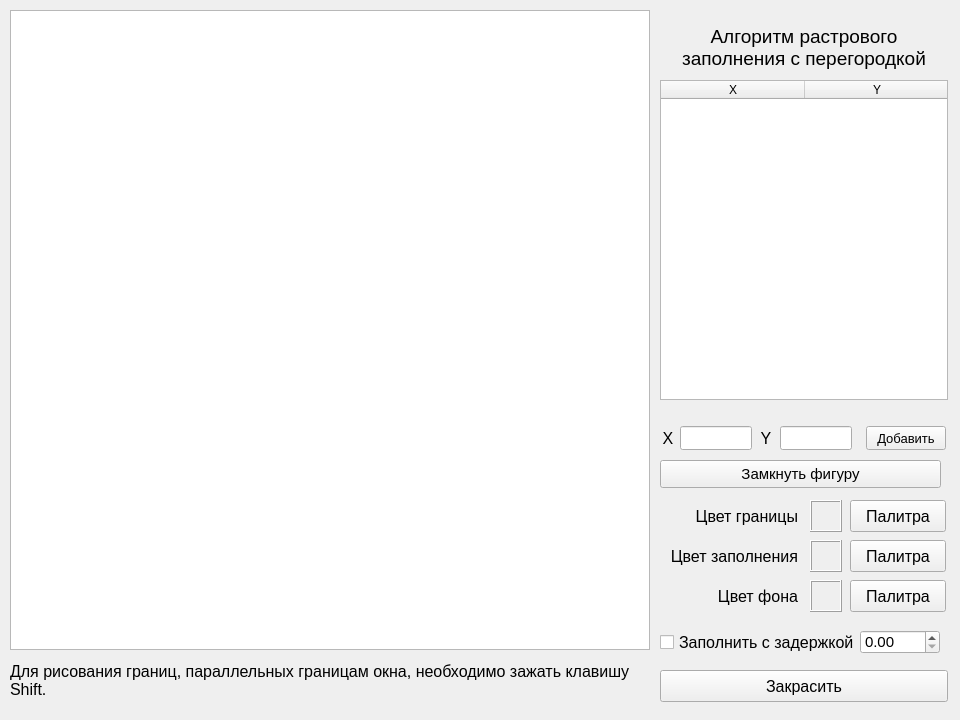
Above: antsor/lab_05/mainwindow.ui from SGCube/IU7-Computer-Graphics before the change. Below: the same form after it.
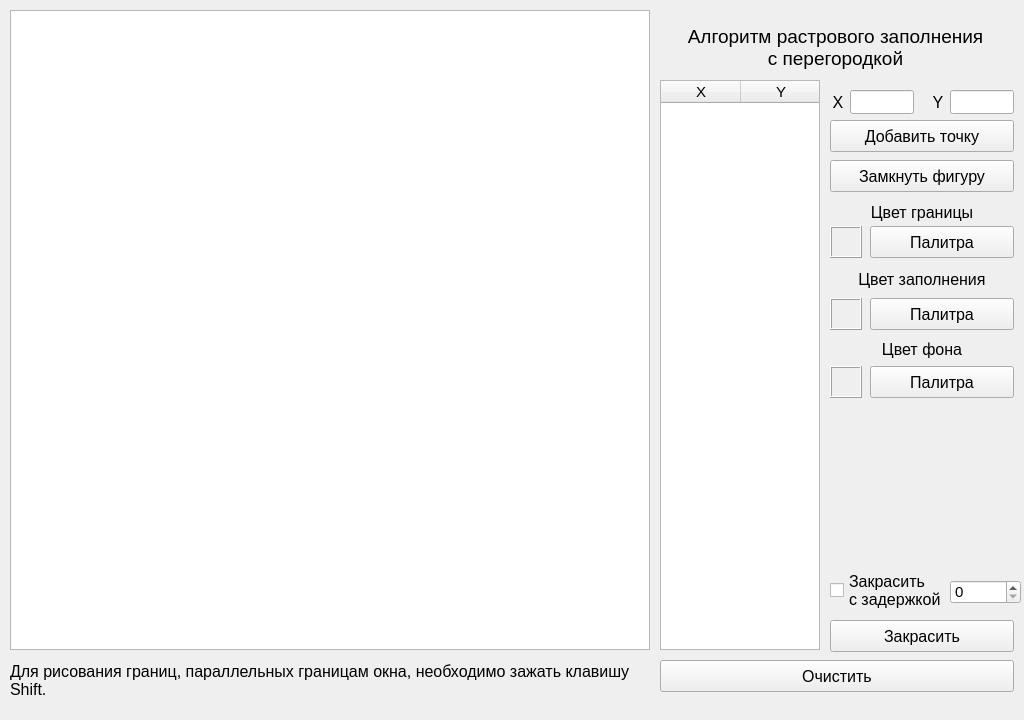
That is the form after the change.

The edit to the form file:
```diff
--- a/antsor/lab_05/mainwindow.ui
+++ b/antsor/lab_05/mainwindow.ui
@@ -6,7 +6,7 @@
    <rect>
     <x>0</x>
     <y>0</y>
-    <width>960</width>
+    <width>1024</width>
     <height>720</height>
    </rect>
   </property>
@@ -38,7 +38,7 @@
      <rect>
       <x>660</x>
       <y>20</y>
-      <width>288</width>
+      <width>351</width>
       <height>54</height>
      </rect>
     </property>
@@ -48,8 +48,8 @@
      </font>
     </property>
     <property name="text">
-     <string>Алгоритм растрового
-заполнения с перегородкой</string>
+     <string>Алгоритм растрового заполнения
+с перегородкой</string>
     </property>
     <property name="alignment">
      <set>Qt::AlignCenter</set>
@@ -58,9 +58,9 @@
    <widget class="QLabel" name="labelEdge">
     <property name="geometry">
      <rect>
-      <x>670</x>
-      <y>504</y>
-      <width>128</width>
+      <x>830</x>
+      <y>200</y>
+      <width>184</width>
       <height>24</height>
      </rect>
     </property>
@@ -73,15 +73,15 @@
      <string>Цвет границы</string>
     </property>
     <property name="alignment">
-     <set>Qt::AlignRight|Qt::AlignTrailing|Qt::AlignVCenter</set>
+     <set>Qt::AlignCenter</set>
     </property>
    </widget>
    <widget class="QLabel" name="labelFill">
     <property name="geometry">
      <rect>
-      <x>670</x>
-      <y>544</y>
-      <width>128</width>
+      <x>830</x>
+      <y>267</y>
+      <width>184</width>
       <height>24</height>
      </rect>
     </property>
@@ -94,15 +94,15 @@
      <string>Цвет заполнения</string>
     </property>
     <property name="alignment">
-     <set>Qt::AlignRight|Qt::AlignTrailing|Qt::AlignVCenter</set>
+     <set>Qt::AlignCenter</set>
     </property>
    </widget>
    <widget class="QLabel" name="labelBg">
     <property name="geometry">
      <rect>
-      <x>670</x>
-      <y>584</y>
-      <width>128</width>
+      <x>830</x>
+      <y>337</y>
+      <width>184</width>
       <height>24</height>
      </rect>
     </property>
@@ -115,14 +115,14 @@
      <string>Цвет фона</string>
     </property>
     <property name="alignment">
-     <set>Qt::AlignRight|Qt::AlignTrailing|Qt::AlignVCenter</set>
+     <set>Qt::AlignCenter</set>
     </property>
    </widget>
    <widget class="QLabel" name="colorEdge">
     <property name="geometry">
      <rect>
-      <x>810</x>
-      <y>500</y>
+      <x>830</x>
+      <y>226</y>
       <width>32</width>
       <height>32</height>
      </rect>
@@ -140,8 +140,8 @@
    <widget class="QLabel" name="colorFill">
     <property name="geometry">
      <rect>
-      <x>810</x>
-      <y>540</y>
+      <x>830</x>
+      <y>298</y>
       <width>32</width>
       <height>32</height>
      </rect>
@@ -159,8 +159,8 @@
    <widget class="QLabel" name="colorBg">
     <property name="geometry">
      <rect>
-      <x>810</x>
-      <y>580</y>
+      <x>830</x>
+      <y>366</y>
       <width>32</width>
       <height>32</height>
      </rect>
@@ -178,9 +178,9 @@
    <widget class="QPushButton" name="palEdgeBtn">
     <property name="geometry">
      <rect>
-      <x>850</x>
-      <y>500</y>
-      <width>96</width>
+      <x>870</x>
+      <y>226</y>
+      <width>144</width>
       <height>32</height>
      </rect>
     </property>
@@ -196,9 +196,9 @@
    <widget class="QPushButton" name="palFillBtn">
     <property name="geometry">
      <rect>
-      <x>850</x>
-      <y>540</y>
-      <width>96</width>
+      <x>870</x>
+      <y>298</y>
+      <width>144</width>
       <height>32</height>
      </rect>
     </property>
@@ -214,9 +214,9 @@
    <widget class="QPushButton" name="palBgBtn">
     <property name="geometry">
      <rect>
-      <x>850</x>
-      <y>580</y>
-      <width>96</width>
+      <x>870</x>
+      <y>366</y>
+      <width>144</width>
       <height>32</height>
      </rect>
     </property>
@@ -232,9 +232,9 @@
    <widget class="QPushButton" name="fillButton">
     <property name="geometry">
      <rect>
-      <x>660</x>
-      <y>670</y>
-      <width>288</width>
+      <x>830</x>
+      <y>620</y>
+      <width>184</width>
       <height>32</height>
      </rect>
     </property>
@@ -250,10 +250,10 @@
    <widget class="QCheckBox" name="delayCheck">
     <property name="geometry">
      <rect>
-      <x>660</x>
-      <y>634</y>
-      <width>201</width>
-      <height>17</height>
+      <x>830</x>
+      <y>570</y>
+      <width>111</width>
+      <height>41</height>
      </rect>
     </property>
     <property name="font">
@@ -265,18 +265,19 @@
      <enum>Qt::LeftToRight</enum>
     </property>
     <property name="text">
-     <string>Заполнить с задержкой</string>
+     <string>Закрасить
+с задержкой</string>
     </property>
     <property name="tristate">
      <bool>false</bool>
     </property>
    </widget>
-   <widget class="QDoubleSpinBox" name="delaySpinBox">
+   <widget class="QSpinBox" name="delaySpinBox">
     <property name="geometry">
      <rect>
-      <x>860</x>
-      <y>630</y>
-      <width>80</width>
+      <x>950</x>
+      <y>580</y>
+      <width>71</width>
       <height>24</height>
      </rect>
     </property>
@@ -285,9 +286,6 @@
       <pointsize>11</pointsize>
      </font>
     </property>
-    <property name="suffix">
-     <string/>
-    </property>
    </widget>
    <widget class="QLabel" name="hint">
     <property name="geometry">
@@ -314,8 +312,8 @@
    <widget class="QLabel" name="label_2">
     <property name="geometry">
      <rect>
-      <x>660</x>
-      <y>430</y>
+      <x>830</x>
+      <y>94</y>
       <width>16</width>
       <height>16</height>
      </rect>
@@ -335,8 +333,8 @@
    <widget class="QLabel" name="label_3">
     <property name="geometry">
      <rect>
-      <x>758</x>
-      <y>430</y>
+      <x>930</x>
+      <y>94</y>
       <width>16</width>
       <height>16</height>
      </rect>
@@ -356,9 +354,9 @@
    <widget class="QLineEdit" name="xEdit">
     <property name="geometry">
      <rect>
-      <x>680</x>
-      <y>426</y>
-      <width>72</width>
+      <x>850</x>
+      <y>90</y>
+      <width>64</width>
       <height>24</height>
      </rect>
     </property>
@@ -366,9 +364,9 @@
    <widget class="QLineEdit" name="yEdit">
     <property name="geometry">
      <rect>
-      <x>780</x>
-      <y>426</y>
-      <width>72</width>
+      <x>950</x>
+      <y>90</y>
+      <width>64</width>
       <height>24</height>
      </rect>
     </property>
@@ -376,33 +374,33 @@
    <widget class="QPushButton" name="addButton">
     <property name="geometry">
      <rect>
-      <x>866</x>
-      <y>426</y>
-      <width>80</width>
-      <height>24</height>
+      <x>830</x>
+      <y>120</y>
+      <width>184</width>
+      <height>32</height>
      </rect>
     </property>
     <property name="font">
      <font>
-      <pointsize>10</pointsize>
+      <pointsize>12</pointsize>
      </font>
     </property>
     <property name="text">
-     <string>Добавить</string>
+     <string>Добавить точку</string>
     </property>
    </widget>
    <widget class="QPushButton" name="lockButton">
     <property name="geometry">
      <rect>
-      <x>660</x>
-      <y>460</y>
-      <width>281</width>
-      <height>28</height>
+      <x>830</x>
+      <y>160</y>
+      <width>184</width>
+      <height>32</height>
      </rect>
     </property>
     <property name="font">
      <font>
-      <pointsize>11</pointsize>
+      <pointsize>12</pointsize>
      </font>
     </property>
     <property name="text">
@@ -414,33 +412,71 @@
      <rect>
       <x>660</x>
       <y>80</y>
-      <width>288</width>
-      <height>320</height>
+      <width>160</width>
+      <height>570</height>
      </rect>
     </property>
+    <property name="font">
+     <font>
+      <pointsize>11</pointsize>
+     </font>
+    </property>
+    <property name="layoutDirection">
+     <enum>Qt::LeftToRight</enum>
+    </property>
     <property name="horizontalScrollBarPolicy">
      <enum>Qt::ScrollBarAlwaysOff</enum>
     </property>
     <attribute name="horizontalHeaderDefaultSectionSize">
-     <number>144</number>
+     <number>80</number>
     </attribute>
     <attribute name="horizontalHeaderMinimumSectionSize">
-     <number>144</number>
+     <number>80</number>
     </attribute>
     <attribute name="verticalHeaderVisible">
      <bool>false</bool>
     </attribute>
+    <attribute name="verticalHeaderDefaultSectionSize">
+     <number>24</number>
+    </attribute>
+    <attribute name="verticalHeaderMinimumSectionSize">
+     <number>24</number>
+    </attribute>
     <column>
      <property name="text">
       <string>X</string>
      </property>
+     <property name="textAlignment">
+      <set>AlignCenter</set>
+     </property>
     </column>
     <column>
      <property name="text">
       <string>Y</string>
      </property>
+     <property name="textAlignment">
+      <set>AlignCenter</set>
+     </property>
     </column>
    </widget>
+   <widget class="QPushButton" name="clearButton">
+    <property name="geometry">
+     <rect>
+      <x>660</x>
+      <y>660</y>
+      <width>354</width>
+      <height>32</height>
+     </rect>
+    </property>
+    <property name="font">
+     <font>
+      <pointsize>12</pointsize>
+     </font>
+    </property>
+    <property name="text">
+     <string>Очистить</string>
+    </property>
+   </widget>
   </widget>
  </widget>
  <layoutdefault spacing="6" margin="11"/>
```
Left out of the diff: 3 changed lines with no effect on the pictures.
